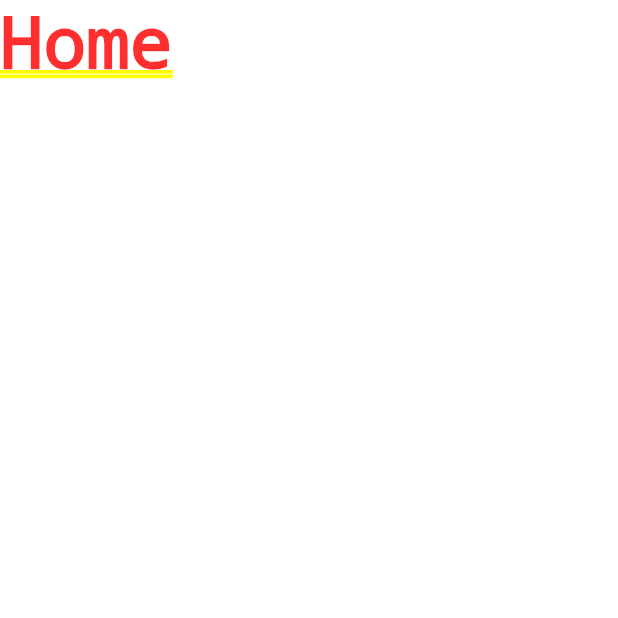
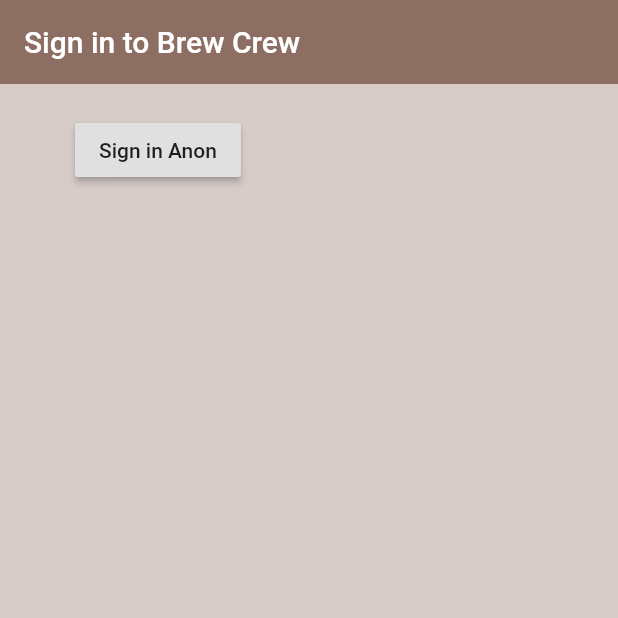
Before and after one commit to navneeeth/brew_crew, a Flutter app: the screen it shows after launch, on a phone screen of 412 x 824 dp, the top half of it. Run offline on Flutter 3.47's test engine with Material 2 defaults, Android fonts, the phone set to English and light mode, and no system bars; our stand-ins replace firebase_auth; accounts and stored records are empty.

Commit message:
5) Anonymous Sign In.

```diff
--- a/lib/screens/authenticate/authenticate.dart
+++ b/lib/screens/authenticate/authenticate.dart
@@ -1,3 +1,4 @@
+import 'package:brew_crew/screens/authenticate/sign_in.dart';
 import 'package:flutter/material.dart';
 
 class Authenticate extends StatefulWidget {
@@ -9,7 +10,7 @@ class _AuthenticateState extends State<Authenticate> {
   @override
   Widget build(BuildContext context) {
     return Container(
-      child: Text('Authenticate'),
+      child: SignIn(),
     );
   }
 }
--- /dev/null
+++ b/lib/screens/authenticate/sign_in.dart
@@ -0,0 +1,40 @@
+import 'package:brew_crew/services/auth.dart';
+import 'package:flutter/material.dart';
+import 'package:brew_crew/services/auth.dart';
+
+class SignIn extends StatefulWidget {
+  @override
+  _SignInState createState() => _SignInState();
+}
+
+class _SignInState extends State<SignIn> {
+
+final AuthService _auth = AuthService();
+
+  @override
+  Widget build(BuildContext context) {
+    return Scaffold(
+      backgroundColor: Colors.brown[100],
+      appBar: AppBar(
+        backgroundColor: Colors.brown[400],
+        elevation: 0.0,
+        title: Text('Sign in to Brew Crew'),
+      ),
+      body: Container(
+        padding: EdgeInsets.symmetric(vertical: 20.0, horizontal: 50.0),
+        child: RaisedButton(
+          child: Text('Sign in Anon'),
+          onPressed: () async {
+            dynamic result = await _auth.signinAnon();
+            if(result == null) {
+              print('Error signing in.');
+            }
+            else {
+              print('Signed in. \n $result');
+            }
+          },
+        ),
+      ),
+    );
+  }
+}
--- a/lib/screens/wrapper.dart
+++ b/lib/screens/wrapper.dart
@@ -7,6 +7,6 @@ class Wrapper extends StatelessWidget {
   Widget build(BuildContext context) {
 
     // return either Home or Authenticate widget
-    return Home();
+    return Authenticate();
   }
 }
--- a/pubspec.yaml
+++ b/pubspec.yaml
@@ -23,8 +23,8 @@ dependencies:
   # The following adds the Cupertino Icons font to your application.
   # Use with the CupertinoIcons class for iOS style icons.
   cupertino_icons: ^0.1.2
-  firebase_auth: ^0.15.5+3
-  cloud_firestore: ^0.13.4+2
+  firebase_auth: ^0.14.0+5
+  cloud_firestore: ^0.12.9+4
 
 
 dev_dependencies:
```
Also changed, not shown: pubspec.lock.
